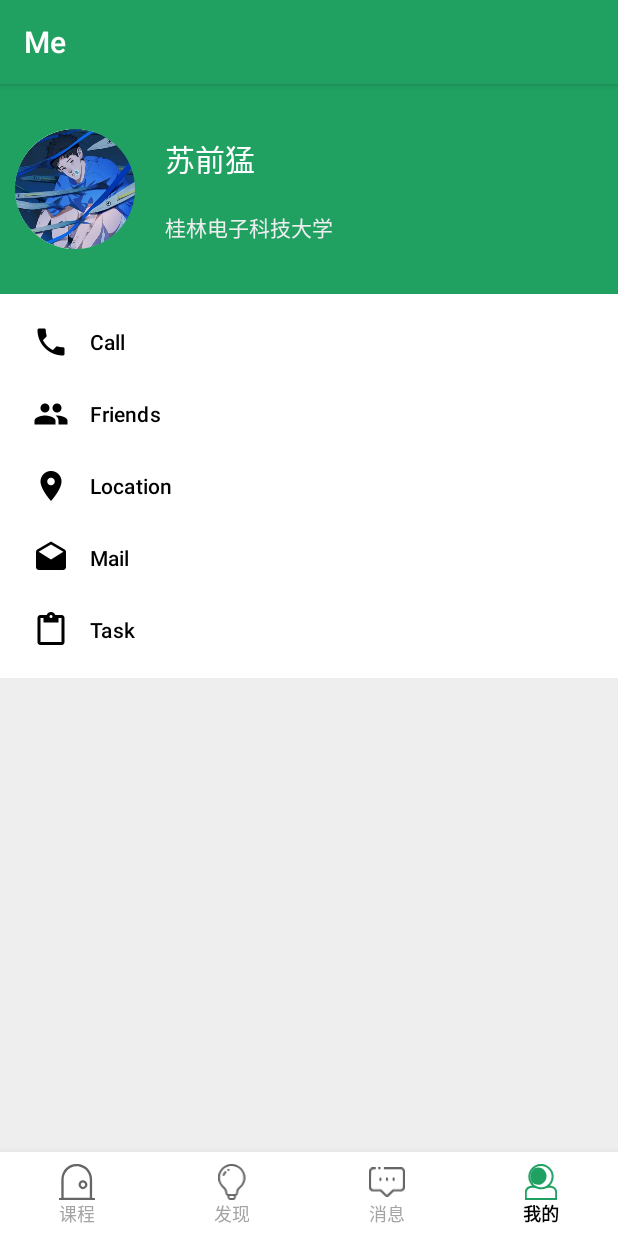
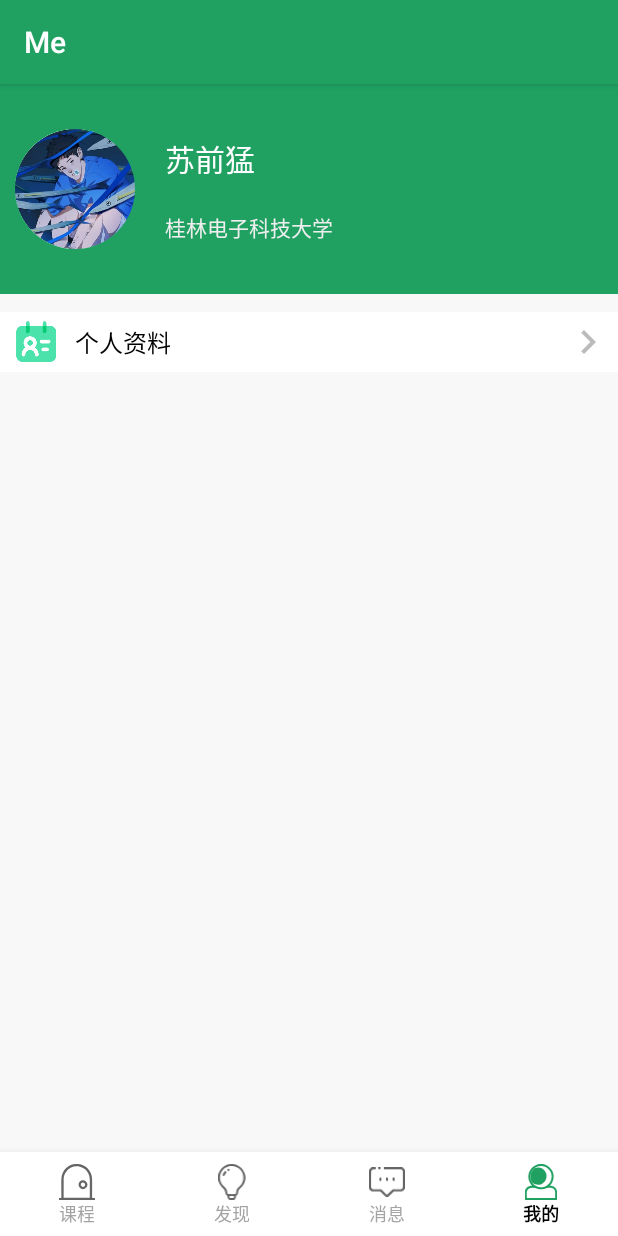
Before and after one commit to snakefch/MapleLeaves, an Android app: the MeFragment screen opened through its navigation route, on a phone screen of 412 x 824 dp. Run offline under Robolectric (Android 15) with nearby library versions, the phone set to English and light mode, and no system bars; our stand-ins replace CircleImageView, navigation-ui.

Commit message:
优化我的页面
Signed-off-by: Bamboo <1472902174@qq.com>

```diff
--- /dev/null
+++ b/app/src/main/res/drawable/ic_baseline_navigate_next_24.xml
@@ -0,0 +1,5 @@
+<vector android:height="24dp" android:tint="#BBBBBB"
+    android:viewportHeight="24" android:viewportWidth="24"
+    android:width="24dp" xmlns:android="http://schemas.android.com/apk/res/android">
+    <path android:fillColor="@android:color/white" android:pathData="M10,6L8.59,7.41 13.17,12l-4.58,4.59L10,18l6,-6z"/>
+</vector>
--- a/app/src/main/res/drawable/shape_btn_all_circular.xml
+++ b/app/src/main/res/drawable/shape_btn_all_circular.xml
@@ -1,5 +1,5 @@
 <?xml version="1.0" encoding="utf-8"?>
 <shape xmlns:android="http://schemas.android.com/apk/res/android">
     <corners android:radius="24dp" />
-    <solid android:color="@color/color_main" />
+    <solid android:color="@color/theme" />
 </shape>
--- a/app/src/main/res/drawable/shape_edit_all_circular.xml
+++ b/app/src/main/res/drawable/shape_edit_all_circular.xml
@@ -4,5 +4,5 @@
     <solid android:color="@color/white" />
     <stroke
         android:width="1dp"
-        android:color="@color/colorDarkGray" />
+        android:color="@color/DarkGray" />
 </shape>
--- a/app/src/main/res/layout/fragment_me.xml
+++ b/app/src/main/res/layout/fragment_me.xml
@@ -1,19 +1,68 @@
 <?xml version="1.0" encoding="utf-8"?>
-<LinearLayout xmlns:android="http://schemas.android.com/apk/res/android"
+<androidx.constraintlayout.widget.ConstraintLayout xmlns:android="http://schemas.android.com/apk/res/android"
     xmlns:app="http://schemas.android.com/apk/res-auto"
     xmlns:tools="http://schemas.android.com/tools"
     android:layout_width="match_parent"
     android:layout_height="match_parent"
-    android:background="@color/LightGray"
-    tools:context=".ui.me.MeFragment"
-    android:orientation="vertical">
+    android:background="@color/qianhui"
+    tools:context=".ui.me.MeFragment">
 
+    <!--第一钟方式
     <com.google.android.material.navigation.NavigationView
         android:id="@+id/navView"
         android:layout_width="match_parent"
         android:layout_height="wrap_content"
         android:layout_gravity="start"
         app:headerLayout="@layout/me_header"
-        app:menu="@menu/me_menu" />
+        app:menu="@menu/me_menu" />-->
 
-</LinearLayout>
+    <include layout="@layout/me_header"
+        android:id="@+id/meHeader"
+        app:layout_constraintTop_toTopOf="parent"
+        app:layout_constraintStart_toStartOf="parent"
+        app:layout_constraintEnd_toEndOf="parent"/>
+
+    <androidx.constraintlayout.widget.ConstraintLayout
+        android:layout_width="match_parent"
+        android:layout_height="wrap_content"
+        android:layout_marginTop="12dp"
+        android:padding="4dp"
+        android:background="@color/white"
+        app:layout_constraintTop_toBottomOf="@+id/meHeader"
+        app:layout_constraintStart_toStartOf="parent"
+        app:layout_constraintEnd_toEndOf="parent">
+
+        <ImageView
+            android:id="@+id/icon"
+            android:layout_width="32dp"
+            android:layout_height="32dp"
+            android:layout_marginStart="4dp"
+            app:layout_constraintTop_toTopOf="parent"
+            app:layout_constraintStart_toStartOf="parent"
+            app:layout_constraintBottom_toBottomOf="parent"
+            android:background="@drawable/personal_data"/>
+
+        <TextView
+            android:layout_width="wrap_content"
+            android:layout_height="wrap_content"
+            android:text="个人资料"
+            android:layout_marginStart="10dp"
+            app:layout_constraintTop_toTopOf="parent"
+            app:layout_constraintStart_toEndOf="@+id/icon"
+            app:layout_constraintBottom_toBottomOf="parent"
+            android:textSize="16sp"
+            android:textColor="@color/black"/>
+        <ImageView
+            android:layout_width="32dp"
+            android:layout_height="32dp"
+            app:layout_constraintTop_toTopOf="parent"
+            app:layout_constraintEnd_toEndOf="parent"
+            app:layout_constraintBottom_toBottomOf="parent"
+            android:background="@drawable/ic_baseline_navigate_next_24"/>
+
+    </androidx.constraintlayout.widget.ConstraintLayout>
+
+
+
+
+</androidx.constraintlayout.widget.ConstraintLayout>
--- a/app/src/main/res/values/colors.xml
+++ b/app/src/main/res/values/colors.xml
@@ -17,7 +17,7 @@
     <color name="DarkGray">#BBBBBB</color>
     <color name="Gray">#ECEDED</color>
 
-    <color name="color_main">#6BB5F1</color>
+    <color name="colorBlue">#6BB5F1</color>
     <color name="colorBlack">#000000</color>
     <color name="colorLightGray">#EEEEEE</color>
     <color name="colorDarkGray">#BBBBBB</color>
```
Also changed, not shown: app/src/main/res/drawable/personal_data.png (added).
